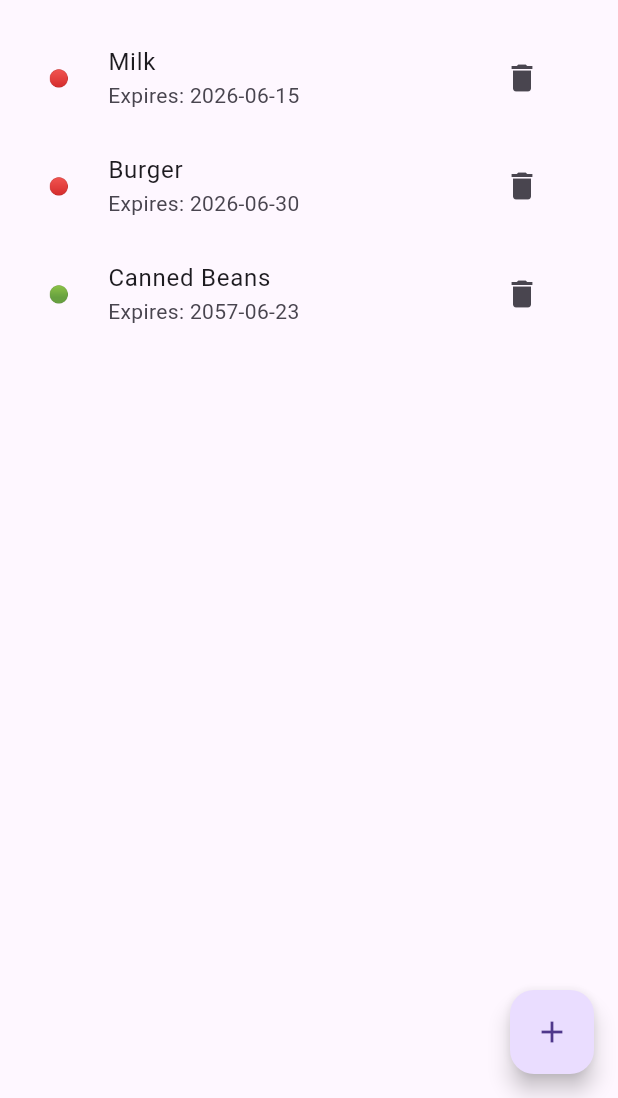
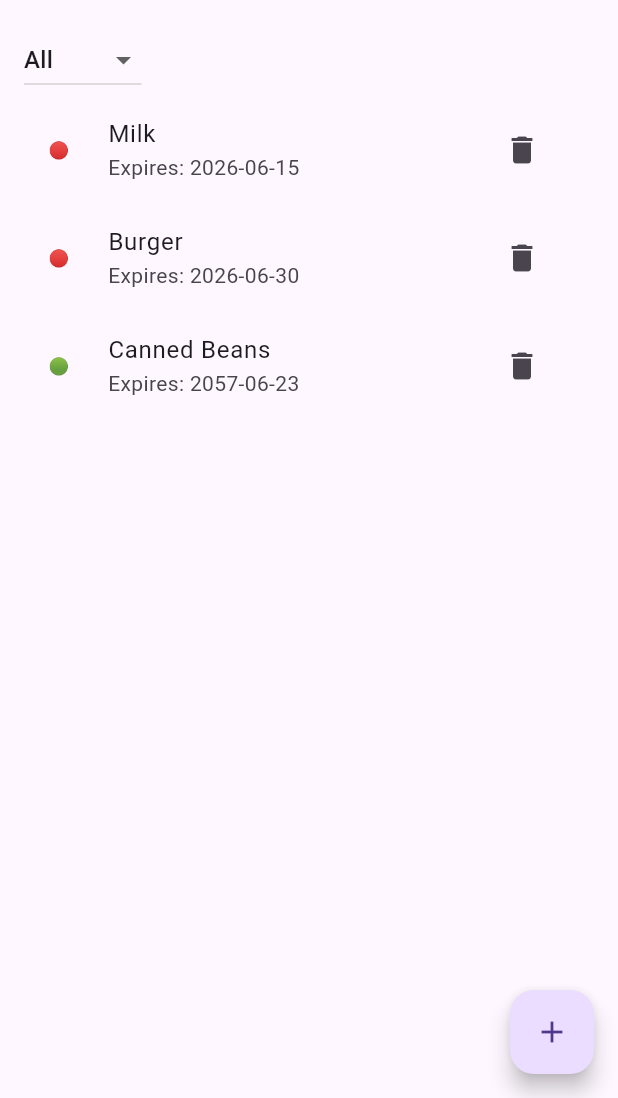
Before and after one commit to JLHC123/FoodApp_Test, a Flutter app: the screen it shows after launch, on a phone screen of 412 x 824 dp, the part 138-1236 px from its top. Run offline on Flutter 3.47's test engine with Material 3 defaults, Android fonts, the phone set to English and light mode, and no system bars.

Commit message:
beginnings of a drop down menu to filter foods based on expiration status

```diff
--- a/FoodApp/food_app/lib/main.dart
+++ b/FoodApp/food_app/lib/main.dart
@@ -60,8 +60,26 @@ class _FoodHomePageState extends State<FoodHomePage> {
     )
   ];
 
+  String selectedFilter = "All";
+
   @override
   Widget build(BuildContext context) {
+    // now truncated to just year month day
+    final now = DateTime.now();
+    final today = DateTime(
+      now.year,
+      now.month,
+      now.day
+    );
+
+    // filtering logic
+    List<Food> filteredFoods = foods;
+    if (selectedFilter == 'Expired') {
+      filteredFoods = foods.where((food) {
+        return food.expirationDate.isBefore(today);
+      }).toList();
+    }
+
     return Scaffold(
       appBar: AppBar(
         title: const Text('Food Expiration App'),
@@ -75,21 +93,34 @@ class _FoodHomePageState extends State<FoodHomePage> {
               'Welcome to the Food Expiration App!',
             ),
             const SizedBox(height: 16.0),
+
+            DropdownButton<String>(
+              value: selectedFilter,
+              items: const [
+                DropdownMenuItem(
+                  value: 'All',
+                  child: Text('All'),
+                ),
+                DropdownMenuItem(
+                  value: 'Expired',
+                  child: Text('Expired'),
+                ),
+              ],
+              onChanged: (value) {
+                setState(() {
+                  selectedFilter = value!;
+                });
+              },
+            ),
+
             Expanded(
               // list of foods displayed
               child: ListView.builder(
-                itemCount: foods.length,
+                itemCount: filteredFoods.length,
                 itemBuilder: (context, index) {
-                  final food = foods[index];
+                  final food = filteredFoods[index];
 
-                  // so that only the year, month and date are compared (not hour, minute, second)
-                  final now = DateTime.now();
-                  final today = DateTime(
-                    now.year,
-                    now.month,
-                    now.day
-                  );
-
+                  // expiration date truncated to just year month day
                   final expirationDate = DateTime(
                     food.expirationDate.year,
                     food.expirationDate.month,
```
